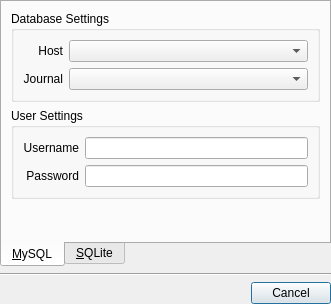
The window that ui/dblogin.ui (pwizard2/robojournal) describes before a commit, drawn with Qt 5.
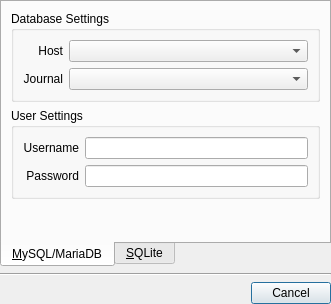
The same window after the commit. Icons and pictures are not drawn.

Commit message: changed all MySQL references to MySQL/MariaDB

```diff
--- a/ui/dblogin.ui
+++ b/ui/dblogin.ui
@@ -47,7 +47,7 @@
         <normaloff>:/icons/mysql_icon2.png</normaloff>:/icons/mysql_icon2.png</iconset>
       </attribute>
       <attribute name="title">
-       <string>&amp;MySQL</string>
+       <string>&amp;MySQL/MariaDB</string>
       </attribute>
       <layout class="QVBoxLayout" name="verticalLayout">
        <item>
```
Left out of the diff: 13 changed lines with no effect on the pictures. The commit also changes 14 other files.
